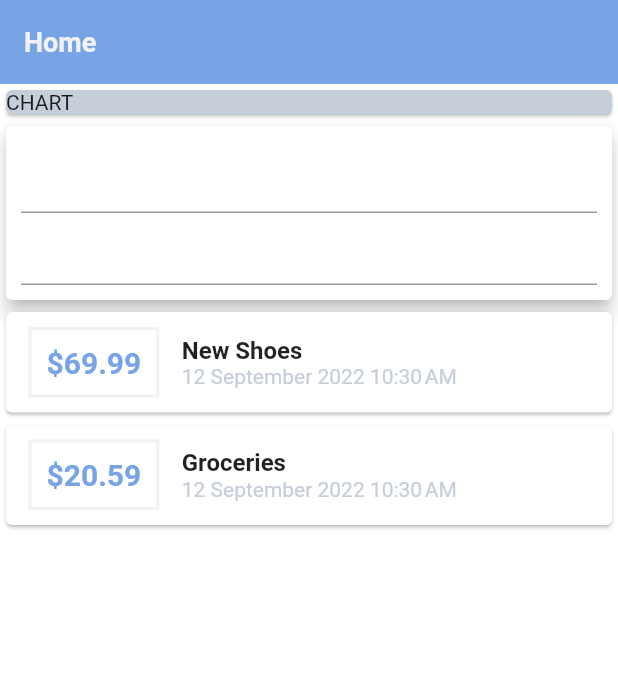
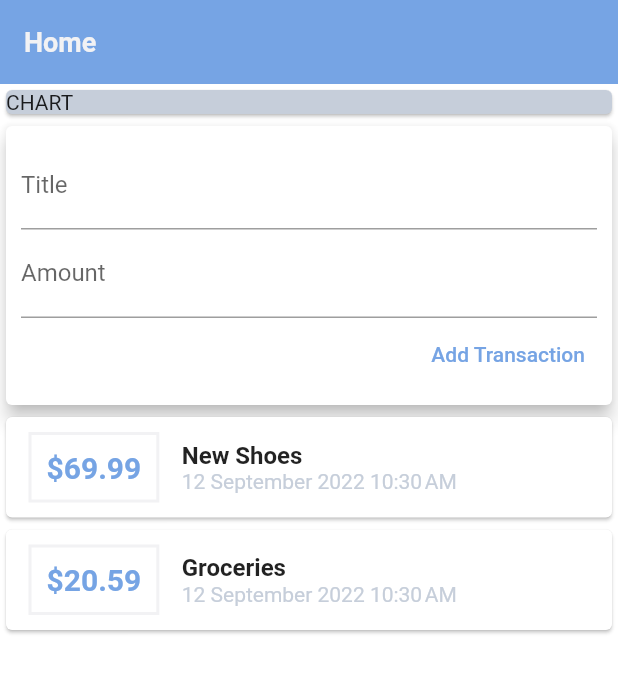
Before and after one commit to zawmorntwan/personal_expenses, a Flutter app: the screen it shows after launch, on a phone screen of 412 x 824 dp. Shown: the top 673 px of the screen. Run offline on Flutter 3.47's test engine with Material 2 defaults, Android fonts, the phone set to English and light mode, and no system bars.

Commit message:
update transactions

```diff
--- a/lib/main.dart
+++ b/lib/main.dart
@@ -1,7 +1,10 @@
 import 'package:flutter/material.dart';
 import 'package:flutter_complete_guide/constants.dart';
 import 'package:flutter_complete_guide/theme.dart';
-import 'package:flutter_complete_guide/transaction.dart';
+import 'package:flutter_complete_guide/models/transaction.dart';
+import 'package:flutter_complete_guide/widgets/new_transaction.dart';
+import 'package:flutter_complete_guide/widgets/transaction_list.dart';
+import 'package:flutter_complete_guide/widgets/user_transactions.dart';
 import 'package:intl/intl.dart';
 
 void main() {
@@ -25,20 +28,11 @@ class MyApp extends StatelessWidget {
 class HomePage extends StatelessWidget {
   HomePage({Key? key}) : super(key: key);
 
-  final List<Transcation> transactions = [
-    Transcation(
-      id: 't1',
-      title: 'New Shoes',
-      amount: 69.99,
-      date: DateTime.now(),
-    ),
-    Transcation(
-      id: 't2',
-      title: 'Groceries',
-      amount: 20.59,
-      date: DateTime.now(),
-    )
-  ];
+  // String titleInput = '';
+  // String amountInput = '';
+
+  final titleController = TextEditingController();
+  final amountController = TextEditingController();
 
   @override
   Widget build(BuildContext context) {
@@ -46,7 +40,8 @@ class HomePage extends StatelessWidget {
       appBar: AppBar(
         title: Text('Home'),
       ),
-      body: Column(
+      body: SingleChildScrollView(
+        child: Column(
           children: [
             Container(
               width: double.infinity,
@@ -55,69 +50,9 @@ class HomePage extends StatelessWidget {
                 child: Text('CHART'),
               ),
             ),
-          Card(
-            elevation: 5,
-            child: Container(
-              padding: EdgeInsets.all(10),
-              child: Column(
-                children: [
-                  TextField(),
-                  TextField(),
+            UserTransactions(),
           ],
         ),
-            ),
-          ),
-          Column(
-            children: transactions.map((tx) {
-              return Card(
-                child: Row(
-                  children: [
-                    Container(
-                      margin: EdgeInsets.symmetric(
-                        vertical: 10,
-                        horizontal: 15,
-                      ),
-                      padding: EdgeInsets.all(10),
-                      decoration: BoxDecoration(
-                        border: Border.all(
-                          color: accentColor,
-                          width: 2,
-                        ),
-                      ),
-                      child: Text(
-                        '\$${tx.amount}',
-                        style: TextStyle(
-                          color: primaryColor,
-                          fontWeight: FontWeight.bold,
-                          fontSize: 20,
-                        ),
-                      ),
-                    ),
-                    Column(
-                      crossAxisAlignment: CrossAxisAlignment.start,
-                      children: [
-                        Text(
-                          tx.title,
-                          style: TextStyle(
-                            fontSize: 16,
-                            fontWeight: FontWeight.bold,
-                          ),
-                        ),
-                        Text(
-                          DateFormat('d MMMM yyyy').add_jm().format(tx.date),
-                          style: TextStyle(
-                            fontSize: 14,
-                            color: secondaryColor,
-                          ),
-                        )
-                      ],
-                    )
-                  ],
-                ),
-              );
-            }).toList(),
-          ),
-        ],
       ),
     );
   }
--- a/lib/theme.dart
+++ b/lib/theme.dart
@@ -15,6 +15,21 @@ ThemeData getThemeData() {
       ),
     ),
 
+    // Scaffold
     scaffoldBackgroundColor: Colors.white,
+
+    // Elevated Button
+    elevatedButtonTheme: ElevatedButtonThemeData(
+      style: ButtonStyle(
+        backgroundColor: MaterialStateProperty.all(primaryColor),
+      ),
+    ),
+
+    // Text Button
+    textButtonTheme: TextButtonThemeData(
+      style: ButtonStyle(
+        foregroundColor: MaterialStateProperty.all(primaryColor),
+      ),
+    ),
   );
 }
--- /dev/null
+++ b/lib/widgets/new_transaction.dart
@@ -0,0 +1,47 @@
+import 'package:flutter/material.dart';
+
+class NewTranscation extends StatelessWidget {
+  final Function addTx;
+  NewTranscation({Key? key, required this.addTx}) : super(key: key);
+
+  final titleController = TextEditingController();
+  final amountController = TextEditingController();
+
+  @override
+  Widget build(BuildContext context) {
+    return Card(
+      elevation: 5,
+      child: Container(
+        padding: EdgeInsets.all(10),
+        child: Column(
+          crossAxisAlignment: CrossAxisAlignment.end,
+          children: [
+            TextField(
+              controller: titleController,
+              decoration: InputDecoration(labelText: 'Title'),
+              // onChanged: (val) {
+              //   titleInput = val;
+              // },
+            ),
+            TextField(
+              controller: amountController,
+              decoration: InputDecoration(labelText: 'Amount'),
+              // onChanged: (val) {
+              //   amountInput = val;
+              // },
+            ),
+            TextButton(
+              onPressed: () {
+                addTx(
+                  titleController.text,
+                  double.parse(amountController.text),
+                );
+              },
+              child: Text('Add Transaction'),
+            ),
+          ],
+        ),
+      ),
+    );
+  }
+}
--- /dev/null
+++ b/lib/widgets/transaction_list.dart
@@ -0,0 +1,70 @@
+import 'package:flutter/material.dart';
+import 'package:flutter_complete_guide/models/transaction.dart';
+import 'package:intl/intl.dart';
+
+import '../constants.dart';
+
+class TransactionList extends StatelessWidget {
+  final List<Transcation> transactions;
+
+  TransactionList(this.transactions);
+
+  @override
+  Widget build(BuildContext context) {
+    return Container(
+      height: 520,
+      child: SingleChildScrollView(
+        child: Column(
+          children: transactions.map((tx) {
+            return Card(
+              child: Row(
+                children: [
+                  Container(
+                    margin: EdgeInsets.symmetric(
+                      vertical: 10,
+                      horizontal: 15,
+                    ),
+                    padding: EdgeInsets.all(10),
+                    decoration: BoxDecoration(
+                      border: Border.all(
+                        color: accentColor,
+                        width: 2,
+                      ),
+                    ),
+                    child: Text(
+                      '\$${tx.amount}',
+                      style: TextStyle(
+                        color: primaryColor,
+                        fontWeight: FontWeight.bold,
+                        fontSize: 20,
+                      ),
+                    ),
+                  ),
+                  Column(
+                    crossAxisAlignment: CrossAxisAlignment.start,
+                    children: [
+                      Text(
+                        tx.title,
+                        style: TextStyle(
+                          fontSize: 16,
+                          fontWeight: FontWeight.bold,
+                        ),
+                      ),
+                      Text(
+                        DateFormat('d MMMM yyyy').add_jm().format(tx.date),
+                        style: TextStyle(
+                          fontSize: 14,
+                          color: secondaryColor,
+                        ),
+                      )
+                    ],
+                  )
+                ],
+              ),
+            );
+          }).toList(),
+        ),
+      ),
+    );
+  }
+}
--- /dev/null
+++ b/lib/widgets/user_transactions.dart
@@ -0,0 +1,51 @@
+import 'package:flutter/material.dart';
+import '../models/transaction.dart';
+import 'new_transaction.dart';
+import 'transaction_list.dart';
+
+class UserTransactions extends StatefulWidget {
+  const UserTransactions({Key? key}) : super(key: key);
+
+  @override
+  State<UserTransactions> createState() => _UserTransactionsState();
+}
+
+class _UserTransactionsState extends State<UserTransactions> {
+  final List<Transcation> _userTransactions = [
+    Transcation(
+      id: 't1',
+      title: 'New Shoes',
+      amount: 69.99,
+      date: DateTime.now(),
+    ),
+    Transcation(
+      id: 't2',
+      title: 'Groceries',
+      amount: 20.59,
+      date: DateTime.now(),
+    )
+  ];
+
+  void _addNewTransaction(String txTitle, double txAmount) {
+    final newTx = Transcation(
+      id: DateTime.now().toString(),
+      title: txTitle,
+      amount: txAmount,
+      date: DateTime.now(),
+    );
+
+    setState(() {
+      _userTransactions.add(newTx);
+    });
+  }
+
+  @override
+  Widget build(BuildContext context) {
+    return Column(
+      children: [
+        NewTranscation(addTx: _addNewTransaction),
+        TransactionList(_userTransactions),
+      ],
+    );
+  }
+}
```
Also changed, not shown: lib/models/transaction.dart (renamed from lib/transaction.dart). Lines whose indentation alone changed are shown as unchanged.
